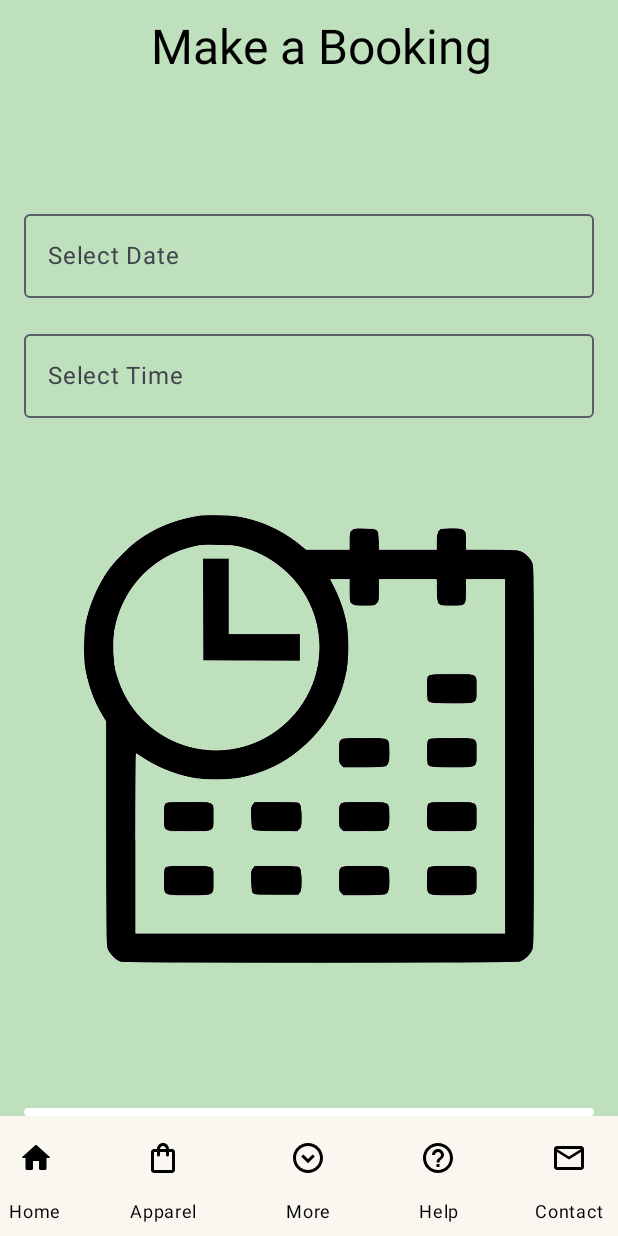
After one commit to DMalco/newMobileApp, an Android app built with Jetpack Compose: the Booking screen opened through its navigation route, on a phone screen of 412 x 824 dp. The commit adds this screen. Run offline under Robolectric (Android 15) with nearby library versions, the phone set to English and light mode, and no system bars.

Commit message:
added booking screen

```diff
--- /dev/null
+++ b/app/src/main/java/com/example/assignment/Booking.kt
@@ -0,0 +1,147 @@
+package com.example.assignment
+
+import androidx.compose.foundation.Image
+import androidx.compose.foundation.background
+import androidx.compose.foundation.layout.Arrangement
+import androidx.compose.foundation.layout.Column
+/*import androidx.compose.foundation.layout.ColumnScopeInstance.align
+import androidx.compose.foundation.layout.FlowColumnScopeInstance.align*/
+
+import androidx.compose.foundation.layout.Row
+import androidx.compose.foundation.layout.Spacer
+import androidx.compose.foundation.layout.fillMaxSize
+import androidx.compose.foundation.layout.fillMaxWidth
+import androidx.compose.foundation.layout.height
+import androidx.compose.foundation.layout.padding
+import androidx.compose.foundation.layout.size
+import androidx.compose.material3.Button
+import androidx.compose.material3.ExperimentalMaterial3Api
+import androidx.compose.material3.OutlinedTextField
+import androidx.compose.material3.Scaffold
+import androidx.compose.material3.Text
+import androidx.compose.material3.TopAppBar
+import androidx.compose.runtime.Composable
+import androidx.compose.runtime.getValue
+import androidx.compose.runtime.mutableStateOf
+import androidx.compose.runtime.remember
+import androidx.compose.runtime.setValue
+import androidx.compose.ui.Alignment
+import androidx.compose.ui.Modifier
+import androidx.compose.ui.graphics.Color
+import androidx.compose.ui.res.painterResource
+import androidx.compose.ui.tooling.preview.Preview
+import androidx.compose.ui.unit.dp
+import androidx.compose.ui.unit.sp
+import com.example.assignment.ui.theme.SBLightGreen
+import com.example.assignment.ui.theme.SBOffWhite
+import androidx.compose.material3.ButtonDefaults
+import androidx.compose.material3.TopAppBarDefaults
+import androidx.compose.ui.text.style.TextAlign
+
+
+@OptIn(ExperimentalMaterial3Api::class)
+@Composable
+fun Booking() {
+    var selectedDate by remember { mutableStateOf("") }
+    var selectedTime by remember { mutableStateOf("") }
+
+    Scaffold(
+        topBar = {
+            TopAppBar(
+                title = {
+                    Text(
+                        "Make a Booking",
+                        fontSize = 32.sp,
+                        color = Color.Black,
+                        modifier = Modifier.fillMaxWidth(),
+                        textAlign = TextAlign.Center // Align the text centrally
+                    )
+                },
+                colors = TopAppBarDefaults.smallTopAppBarColors(
+                    containerColor = SBLightGreen // Change background color to SBLightGreen
+                )
+            )
+        },
+        content = { contentPadding ->
+            Column(
+                modifier = Modifier
+                    .fillMaxSize()
+                    .background(SBLightGreen)
+                    .padding(
+                        horizontal = 16.dp,
+                        vertical = contentPadding.calculateBottomPadding()
+                    ),
+                horizontalAlignment = Alignment.CenterHorizontally,
+                verticalArrangement = Arrangement.spacedBy(16.dp)
+
+            ) {
+                // Date selection or what ever text you want here
+                Text("Make a Booking", fontSize = 32.sp, color = Color.Black)
+
+                Spacer(modifier = Modifier.height(64.dp))
+                OutlinedTextField(
+                    value = selectedDate,
+                    onValueChange = { selectedDate = it },
+                    label = { Text("Select Date") },
+                    singleLine = true,
+                    modifier = Modifier
+                        .fillMaxWidth()
+                        .background(SBLightGreen)
+                        .align(Alignment.CenterHorizontally)
+                )
+
+                // Time selection
+                OutlinedTextField(
+                    value = selectedTime,
+                    onValueChange = { selectedTime = it },
+                    label = { Text("Select Time") },
+                    singleLine = true,
+                    modifier = Modifier.fillMaxWidth()
+
+
+                )
+                Spacer(modifier = Modifier.height(32.dp))
+
+                // Image and Text Row
+                Row(
+                    modifier = Modifier.fillMaxWidth(),
+                    horizontalArrangement = Arrangement.SpaceEvenly,
+                    verticalAlignment = Alignment.CenterVertically
+                ) {
+                    // Image
+                    Image(
+                        painter = painterResource(id = R.drawable.calendericon),
+                        contentDescription = null, // content description
+                        modifier = Modifier.size(300.dp)
+                    )
+
+                    // Text
+                    /*   Text(
+                           text = "Your text here",
+                           modifier = Modifier.padding(start = 8.dp)
+                       )*/
+                }
+                Spacer(modifier = Modifier.height(64.dp))
+
+                // Booking Button
+                Button(
+                    onClick = { Screens.BookingConfirm.screen },
+                    modifier = Modifier.fillMaxWidth(),
+                    colors = ButtonDefaults.buttonColors(
+                        containerColor = Color.White,
+                        contentColor = Color.Black
+                    )
+
+                ) {
+                    Text("Book Appointment")
+                }
+            }
+        }
+    )
+}
+
+@Preview
+@Composable
+fun BookingPreview() {
+    Booking()
+}
--- a/app/src/main/java/com/example/assignment/MainActivity.kt
+++ b/app/src/main/java/com/example/assignment/MainActivity.kt
@@ -23,6 +23,7 @@ import androidx.compose.material.icons.filled.Help
 import androidx.compose.material.icons.filled.Login
 import androidx.compose.material.icons.filled.Logout
 import androidx.compose.material.icons.filled.Mail
+import androidx.compose.material.icons.filled.Schedule
 import androidx.compose.material.icons.filled.ShoppingCart
 import androidx.compose.material.icons.outlined.ExpandCircleDown
 import androidx.compose.material.icons.outlined.HelpOutline
@@ -323,6 +324,8 @@ fun BottomAppBar() {
             composable(Screens.Help.screen) { Help() }
             composable(Screens.Contact.screen) { Contact() }
             composable(Screens.Cart.screen) { Cart() }
+            composable(Screens.Booking.screen) { Booking() }
+            composable(Screens.BookingConfirm.screen) { BookingConfirm() }
         }
 
     }
@@ -339,9 +342,17 @@ fun BottomAppBar() {
             ){
                 BottomSheetItem(icon = Icons.Filled.ShoppingCart, title = "Cart") {
                     showBottomSheet = false
-                    navigationController.navigate(Screens.Cart.screen){
+                    navigationController.navigate(Screens.Cart.screen) {
                         popUpTo(0)
                     }
+                }
+
+                    BottomSheetItem(icon = Icons.Filled.Schedule, title = "Make a Booking") {
+                        showBottomSheet = false
+                        navigationController.navigate(Screens.Booking.screen){
+                            popUpTo(0)
+                        }
+
                 }
                 BottomSheetItem(icon = Icons.Default.Login, title = "Login") {
                     Toast.makeText(context, "Login", Toast.LENGTH_SHORT).show()
--- a/app/src/main/java/com/example/assignment/Screens.kt
+++ b/app/src/main/java/com/example/assignment/Screens.kt
@@ -1,10 +1,11 @@
 package com.example.assignment
-
 sealed class Screens (val screen: String) {
     data object Home: Screens("home")
     data object Apparel: Screens("apparel")
     data object Help: Screens("help")
     data object Contact: Screens("contact")
+    data object Booking: Screens("booking")
 
     data object Cart: Screens("cart")
+    data object BookingConfirm: Screens("bookingConfirm")
 }
--- a/app/src/main/java/com/example/assignment/ui/theme/Theme.kt
+++ b/app/src/main/java/com/example/assignment/ui/theme/Theme.kt
@@ -4,6 +4,7 @@ import android.app.Activity
 import android.os.Build
 import androidx.compose.foundation.isSystemInDarkTheme
 import androidx.compose.material3.MaterialTheme
+import androidx.compose.material3.Typography
 import androidx.compose.material3.darkColorScheme
 import androidx.compose.material3.dynamicDarkColorScheme
 import androidx.compose.material3.dynamicLightColorScheme
@@ -64,7 +65,7 @@ fun NavappTheme(
 
     MaterialTheme(
         colorScheme = colorScheme,
-        typography = Typography,
+        typography = Typography(),
         content = content
     )
 }
--- a/app/src/main/res/values/strings.xml
+++ b/app/src/main/res/values/strings.xml
@@ -1,3 +1,4 @@
 <resources>
     <string name="app_name">navapp</string>
+
 </resources>
--- a/app/src/main/res/values/themes.xml
+++ b/app/src/main/res/values/themes.xml
@@ -2,4 +2,6 @@
 <resources>
 
     <style name="Theme.Navapp" parent="android:Theme.Material.Light.NoActionBar" />
+
+
 </resources>
```
Also changed, not shown: app/src/main/java/com/example/assignment/Apparel.kt (+1 -9 lines), app/src/main/java/com/example/assignment/ui/theme/BookingConfirm.kt (added, +57 -0 lines), app/src/main/res/drawable/calendericon.png (added).
